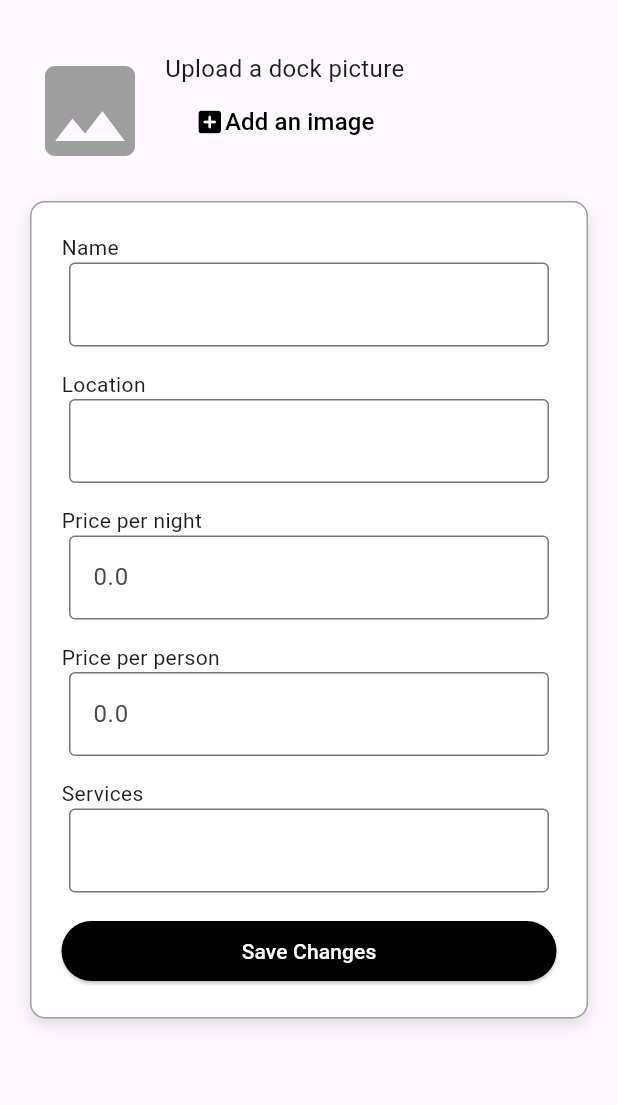
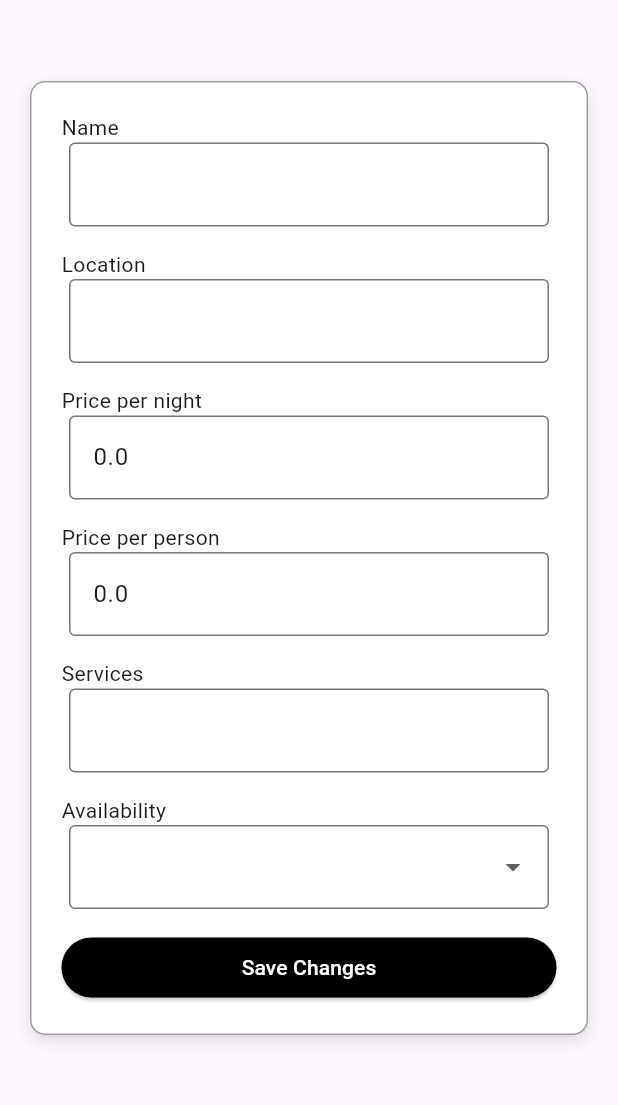
Before and after one commit to SE2-GMMWZ/mobile-frontend, a Flutter app: the EditDockPage screen opened directly with empty values, on a phone screen of 412 x 824 dp, the part 63-1168 px from its top. Run offline on Flutter 3.47's test engine with Material 3 defaults, Android fonts, the phone set to English and light mode, and no system bars; our stand-ins replace cookie_jar, dio, dio_cookie_manager, shared_preferences; missing offline and left inert: flutter_stripe; accounts and stored records are empty.

Commit message:
display dock

```diff
--- a/lib/dockOwner/add_dock.dart
+++ b/lib/dockOwner/add_dock.dart
@@ -204,8 +204,6 @@ class _AddDockPageState extends State<AddDockPage> {
                             "availability": "available",
                           };
 
-                          print(dockingSpotData);
-
                           try {
                             await ApiService().submitDockingSpot(dockingSpotData);
                             if (!context.mounted) return;
--- a/lib/dockOwner/edit_dock.dart
+++ b/lib/dockOwner/edit_dock.dart
@@ -1,4 +1,5 @@
 import 'package:book_and_dock_mobile/data/docking_spot_data.dart';
+import 'package:book_and_dock_mobile/services/api_service.dart';
 import 'package:flutter/material.dart';
 
 class EditDockPage extends StatefulWidget {
@@ -11,6 +12,34 @@ class EditDockPage extends StatefulWidget {
 }
 
 class _EditDockPageState extends State<EditDockPage> {
+  late TextEditingController _nameController;
+  late TextEditingController _locationController;
+  late TextEditingController _priceNightController;
+  late TextEditingController _pricePersonController;
+  late TextEditingController _servicesController;
+  late String _availability;
+
+  @override
+  void initState() {
+    super.initState();
+    _nameController = TextEditingController(text: widget.dock.name);
+    _locationController = TextEditingController(text: widget.dock.town ?? '');
+    _priceNightController = TextEditingController(text: widget.dock.price_per_night.toString());
+    _pricePersonController = TextEditingController(text: widget.dock.price_per_person.toString());
+    _servicesController = TextEditingController(text: widget.dock.services ?? '');
+    _availability = widget.dock.availability ?? "available";
+  }
+
+  @override
+  void dispose() {
+    _nameController.dispose();
+    _locationController.dispose();
+    _priceNightController.dispose();
+    _pricePersonController.dispose();
+    _servicesController.dispose();
+    super.dispose();
+  }
+
   @override
   Widget build(BuildContext context) {
     return Scaffold(
@@ -30,45 +59,6 @@ class _EditDockPageState extends State<EditDockPage> {
           child: Column(
             crossAxisAlignment: CrossAxisAlignment.start,
             children: [
-              Row(
-                crossAxisAlignment: CrossAxisAlignment.start,
-                children: [
-                  const SizedBox(
-                    width: 80,
-                    child: Icon(
-                      Icons.image,
-                      size: 80,
-                      color: Colors.grey,
-                    ),
-                  ),
-
-                  SizedBox(width: 10,),
-
-                  Column(
-                    children: [
-                      const Text("Upload a dock picture", style: TextStyle(fontSize: 16),),
-
-                      TextButton(
-                        onPressed: (){},
-                        child: Row(
-                          children: [
-                            Icon(
-                              Icons.add_box_rounded,
-                              size: 20,
-                              color: Colors.black,
-                            ),
-
-                            const Text("Add an image", style: TextStyle(fontSize: 16, color: Colors.black),),
-                          ],
-                        ),
-                      )
-                    ],
-                  ),
-
-                ],
-              ),
-
-
               Container(
                 margin: const EdgeInsets.symmetric(vertical: 20),
                 padding: const EdgeInsets.all(20),
@@ -91,6 +81,7 @@ class _EditDockPageState extends State<EditDockPage> {
                     Padding(
                       padding: const EdgeInsets.symmetric(horizontal: 5),
                       child: TextField(
+                        controller: _nameController,
                         decoration: InputDecoration(
                           hintText: widget.dock.name,
                           border: OutlineInputBorder(),
@@ -103,7 +94,7 @@ class _EditDockPageState extends State<EditDockPage> {
                     Padding(
                       padding: const EdgeInsets.symmetric(horizontal: 5),
                       child: TextField(
-                        obscureText: true,
+                        controller: _locationController,
                         decoration: InputDecoration(
                           hintText: widget.dock.latitude,
                           border: OutlineInputBorder(),
@@ -116,7 +107,7 @@ class _EditDockPageState extends State<EditDockPage> {
                     Padding(
                       padding: const EdgeInsets.symmetric(horizontal: 5),
                       child: TextField(
-                        obscureText: true,
+                        controller: _priceNightController,
                         decoration: InputDecoration(
                           hintText: widget.dock.price_per_night.toString(),
                           border: OutlineInputBorder(),
@@ -129,7 +120,7 @@ class _EditDockPageState extends State<EditDockPage> {
                     Padding(
                       padding: const EdgeInsets.symmetric(horizontal: 5),
                       child: TextField(
-                        obscureText: true,
+                        controller: _pricePersonController,
                         decoration: InputDecoration(
                           hintText:  widget.dock.price_per_person.toString(),
                           border: OutlineInputBorder(),
@@ -142,7 +133,7 @@ class _EditDockPageState extends State<EditDockPage> {
                     Padding(
                       padding: const EdgeInsets.symmetric(horizontal: 5),
                       child: TextField(
-                        obscureText: true,
+                        controller: _servicesController,
                         decoration: InputDecoration(
                           hintText: widget.dock.services.toString(),
                           border: OutlineInputBorder(),
@@ -151,11 +142,59 @@ class _EditDockPageState extends State<EditDockPage> {
                     ),
                     const SizedBox(height: 15),
 
+                    const Text("Availability"),
+                    Padding(
+                      padding: const EdgeInsets.symmetric(horizontal: 5),
+                      child: DropdownButtonFormField<String>(
+                        value: _availability,
+                        decoration: const InputDecoration(
+                          border: OutlineInputBorder(),
+                        ),
+                        items: const [
+                          DropdownMenuItem(value: 'available', child: Text('Available')),
+                          DropdownMenuItem(value: 'unavailable', child: Text('Unavailable')),
+                        ],
+                        onChanged: (value) {
+                          if (value != null) {
+                            setState(() {
+                              _availability = value;
+                            });
+                          }
+                        },
+                      ),
+                    ),
+                    const SizedBox(height: 15),
+
+
                     SizedBox(
                       width: double.infinity,
 
                       child: ElevatedButton(
-                        onPressed: (){},
+                        onPressed: () async {
+                          final updatedData = {
+                            "name": _nameController.text.trim(),
+                            "location": {
+                              "town": _locationController.text.trim(),
+                              "latitude": widget.dock.latitude,
+                              "longitude": widget.dock.longitude,
+                            },
+                            "price_per_night": double.tryParse(_priceNightController.text) ?? 0,
+                            "price_per_person": double.tryParse(_pricePersonController.text) ?? 0,
+                            "services": _servicesController.text.trim(),
+                            "availability": _availability,
+                          };
+
+                          try {
+                            await ApiService().updateDockingSpot(widget.dock.dock_id!, updatedData);
+                            if (!context.mounted) return;
+                            ScaffoldMessenger.of(context).showSnackBar(const SnackBar(content: Text("Dock updated successfully")));
+                            Navigator.pop(context);
+                          } catch (_) {
+                            if (!context.mounted) return;
+                            ScaffoldMessenger.of(context).showSnackBar(const SnackBar(content: Text("Failed to update dock")));
+                          }
+                        },
+
                         style: ElevatedButton.styleFrom(
                           backgroundColor: Colors.black,
                           foregroundColor: Colors.white,
```
Also changed, not shown: lib/dockOwner/details_dock.dart (added, +157 -0 lines), lib/dockOwner/my_dock_item.dart (+27 -6 lines), lib/dockOwner/my_docks.dart (+4 -27 lines), lib/services/api_service.dart (+19 -4 lines).
